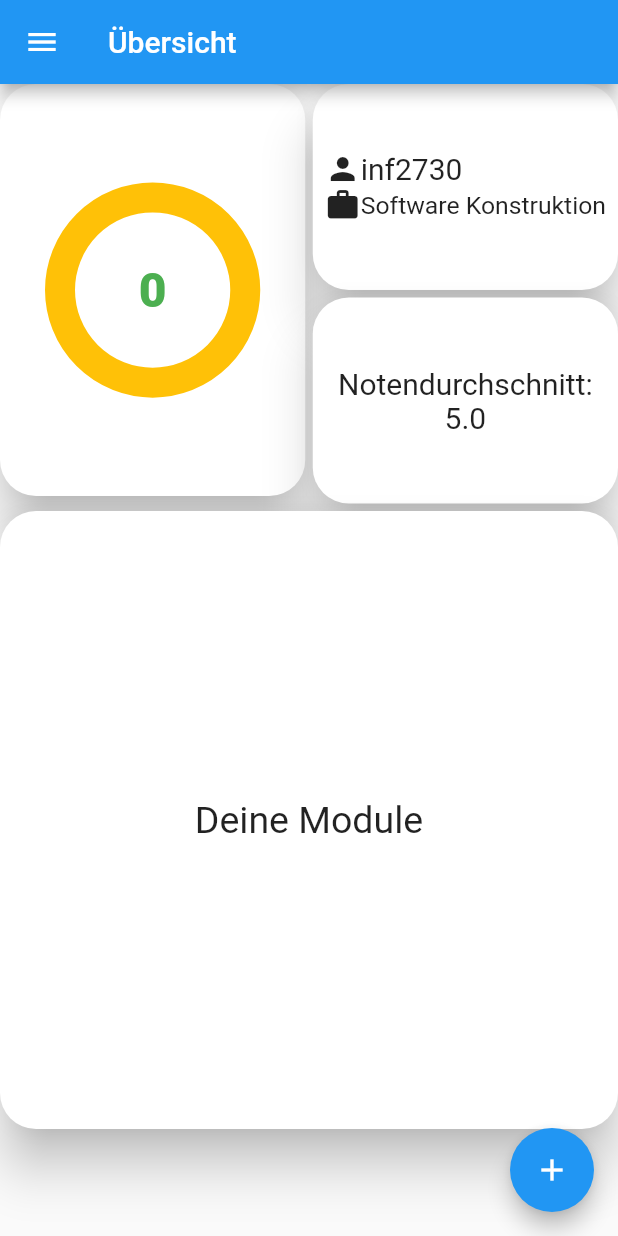
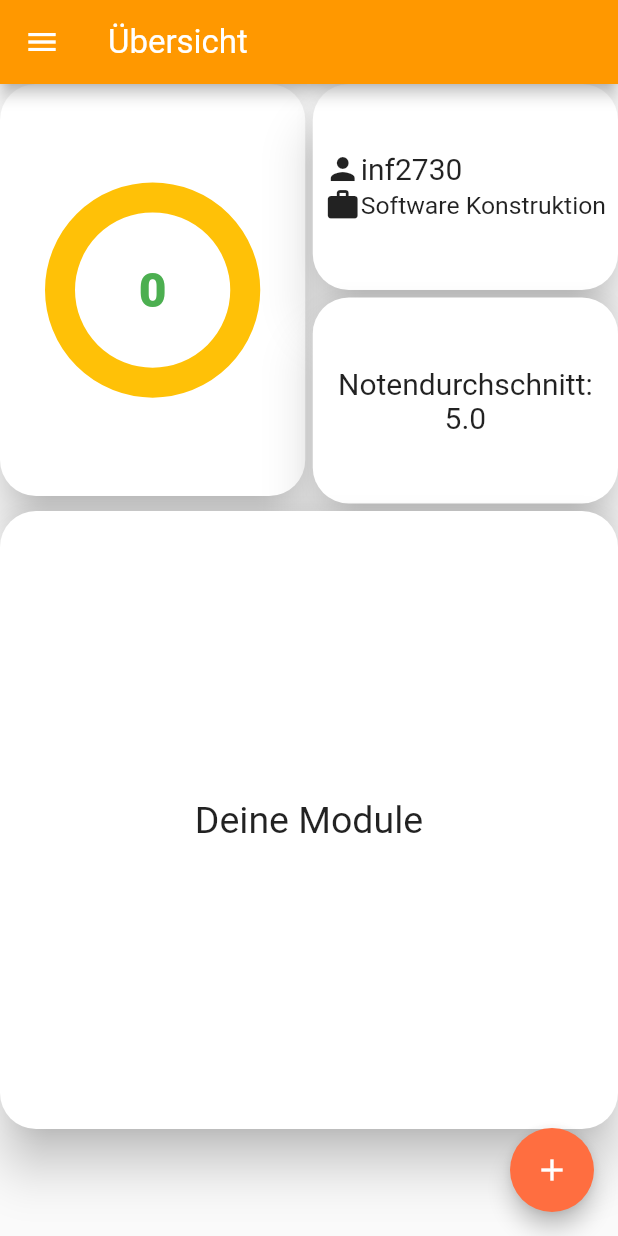
Before and after one commit to AlfredTachi/MyStudyBuddy2020, a Flutter app: the screen it shows after launch, on a phone screen of 412 x 824 dp. Run offline on Flutter 3.47's test engine with Material 2 defaults, Android fonts, the phone set to English and light mode, and no system bars; our stand-ins replace webview_flutter.

Commit message:
Light and Dark Theme

```diff
--- a/lib/main.dart
+++ b/lib/main.dart
@@ -1,5 +1,7 @@
 import 'package:MyStudyBuddy2/dashboard/dashboard.dart';
+import 'package:MyStudyBuddy2/theme/theme.dart';
 import 'package:flutter/material.dart';
+import 'package:provider/provider.dart';
 
 import './route_manager/route_manager.dart';
 
@@ -8,10 +10,27 @@ void main() => runApp(MyApp());
 class MyApp extends StatelessWidget {
   @override
   Widget build(BuildContext context) {
+
+    return ChangeNotifierProvider<ThemeChanger>(
+
+
+        create: (_) => ThemeChanger(baselight()),
+
+        child: MaterialAppWithTheme()
+    );
+  }
+}
+
+class MaterialAppWithTheme extends StatelessWidget {
+
+  @override
+  Widget build(BuildContext context) {
+    final theme = Provider.of<ThemeChanger>(context);
     return MaterialApp(
     initialRoute: '/',
     onGenerateRoute: RouteGenerator.generateRoute,
     debugShowCheckedModeBanner: true,
+    theme: theme.getTheme(),
     home: Scaffold(
       body: Dashboard(),
     )
--- /dev/null
+++ b/lib/theme/theme.dart
@@ -0,0 +1,65 @@
+import 'package:flutter/material.dart';
+
+  ThemeData baselight() {
+  ThemeData baselight = ThemeData.light();
+  return baselight.copyWith(
+
+    primaryColor: Colors.orange,
+    // iconTheme: IconThemeData(
+    //   color: ,
+    //   size:
+    // )
+
+    textTheme:TextTheme(
+    title: TextStyle(color: Colors.black,fontSize: 25),
+    body1: TextStyle(color: Colors.black,fontSize: 20),
+    body2: TextStyle(color: Colors.black,fontSize: 20),
+    ) ,
+    appBarTheme: AppBarTheme(color: Colors.orange, textTheme: TextTheme(title:TextStyle(color: Colors.white,fontSize: 22))),
+    indicatorColor:Colors.deepOrange ,
+    scaffoldBackgroundColor:Colors.white ,
+    accentColor: Colors.deepOrangeAccent,
+    buttonColor: Colors.orange,
+    backgroundColor: Colors.white,
+
+
+  );}
+
+  ThemeData basedark() {
+  ThemeData basedark = ThemeData.dark();
+  return basedark.copyWith(
+
+    primaryColor: Colors.blue,
+    // iconTheme: IconThemeData(
+    //   color: ,
+    //   size:
+    // )
+    textTheme:TextTheme(
+    title: TextStyle(color: Colors.white,fontSize: 25),
+    body1: TextStyle(color: Colors.white,fontSize: 20),
+    body2: TextStyle(color: Colors.white,fontSize: 20),
+    ) ,
+    appBarTheme: AppBarTheme(color: Colors.black, textTheme: TextTheme(title:TextStyle(color: Colors.white,fontSize: 22))),
+    indicatorColor:Colors.blue ,
+    scaffoldBackgroundColor:Colors.black ,
+    accentColor: Colors.blue,
+    buttonColor: Colors.blue,
+    backgroundColor: Colors.blue,
+    cardColor: Colors.black
+
+  );}
+
+
+
+class ThemeChanger with ChangeNotifier{
+  ThemeData _themeData;
+
+    ThemeChanger(this._themeData);
+    getTheme() => _themeData;
+    setTheme(ThemeData theme){
+      _themeData = theme;
+
+      notifyListeners();
+    }
+
+}
--- a/pubspec.yaml
+++ b/pubspec.yaml
@@ -25,7 +25,7 @@ dependencies:
   # The following adds the Cupertino Icons font to your application.
   # Use with the CupertinoIcons class for iOS style icons.
   cupertino_icons: ^0.1.2
-
+  provider:
 
 dev_dependencies:
   flutter_test:
```
Also changed, not shown: lib/settings/settings.dart (+20 -16 lines), pubspec.lock. Lines whose indentation alone changed are shown as unchanged.
